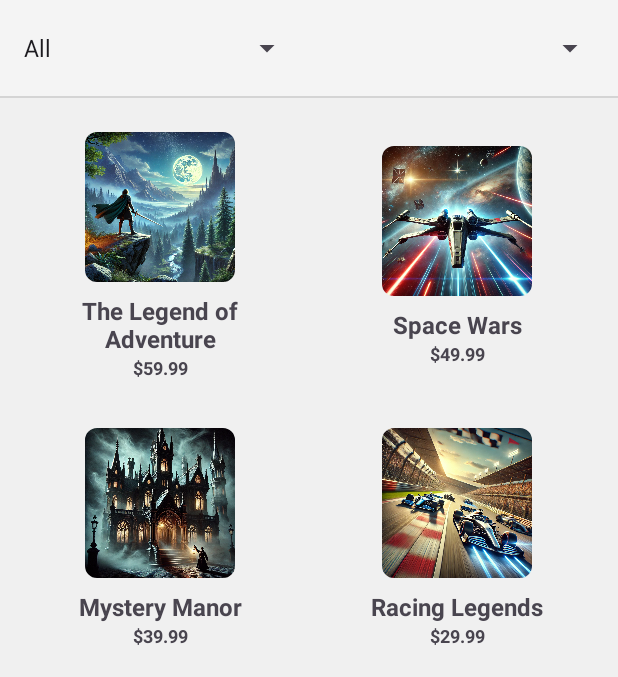
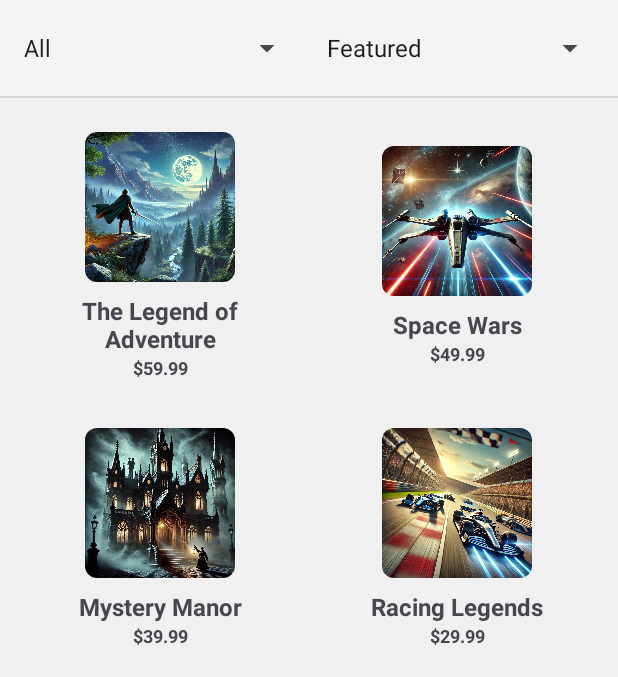
Before and after one commit to NethanShaik/button-mashers, an Android app: the screen it shows after launch (MainActivity), on a phone screen of 412 x 824 dp, the part 96-773 px from its top. Run offline under Robolectric (Android 15) with nearby library versions, the phone set to English and light mode, and no system bars.

Commit message:
Add sort-by

```diff
--- a/app/src/main/java/com/example/buttonmashers/MainActivity.kt
+++ b/app/src/main/java/com/example/buttonmashers/MainActivity.kt
@@ -95,6 +95,28 @@ class MainActivity : AppCompatActivity(), OnGameClickListener {
                 TODO("Not yet implemented")
             }
         }
+
+        // Populate sort by spinner with sort options.
+        val sortOptions = listOf("Featured", "Price: Low to High", "Price: High to Low")
+        val sortBySpinner = findViewById<Spinner>(R.id.sort_by_spinner)
+        val sortByAdapter = ArrayAdapter(this, android.R.layout.simple_spinner_item, sortOptions)
+        sortByAdapter.setDropDownViewResource(android.R.layout.simple_spinner_dropdown_item)
+        sortBySpinner.adapter = sortByAdapter
+        sortBySpinner.onItemSelectedListener = object : AdapterView.OnItemSelectedListener {
+            override fun onItemSelected(p0: AdapterView<*>?, p1: View?, p2: Int, p3: Long) {
+                val selectedOption = sortOptions[p2]
+                val updatedGames = when (selectedOption) {
+                    "Price: Low to High" -> allGames.sortedBy { it.price }
+                    "Price: High to Low" -> allGames.sortedByDescending { it.price }
+                    else -> allGames
+                }
+                gameAdapter.replaceGames(updatedGames)
+            }
+            override fun onNothingSelected(p0: AdapterView<*>?) {
+                TODO("Not yet implemented")
+            }
+
+        }
     }
 
     override fun onGameClick(game: Game) {
```
